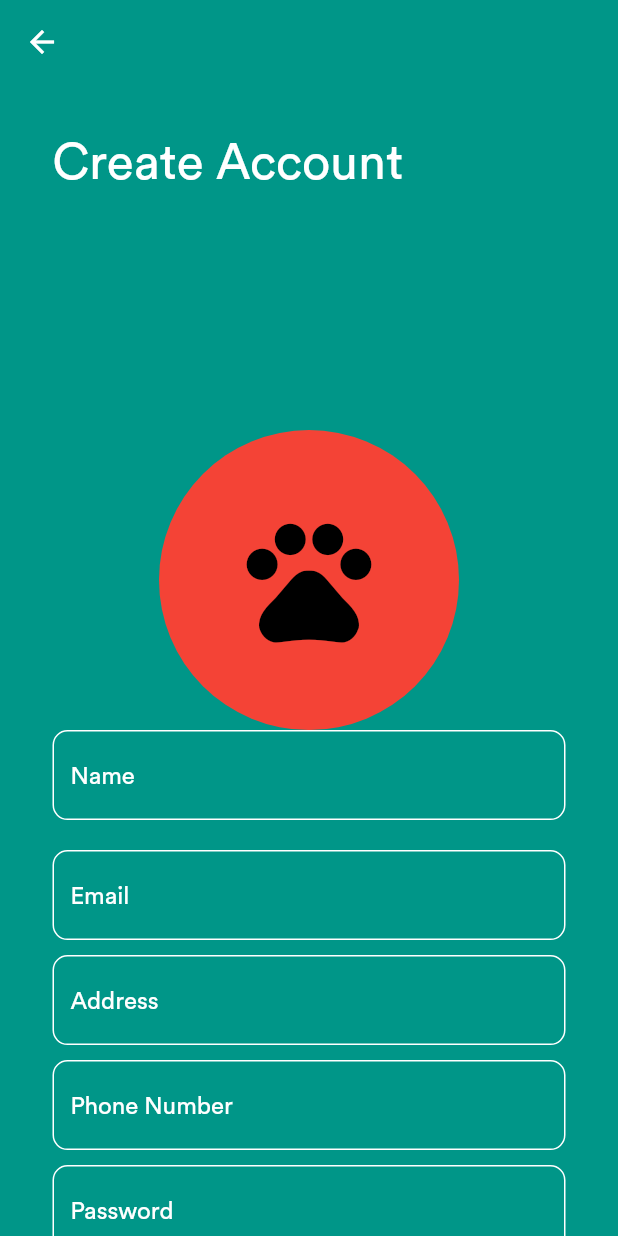
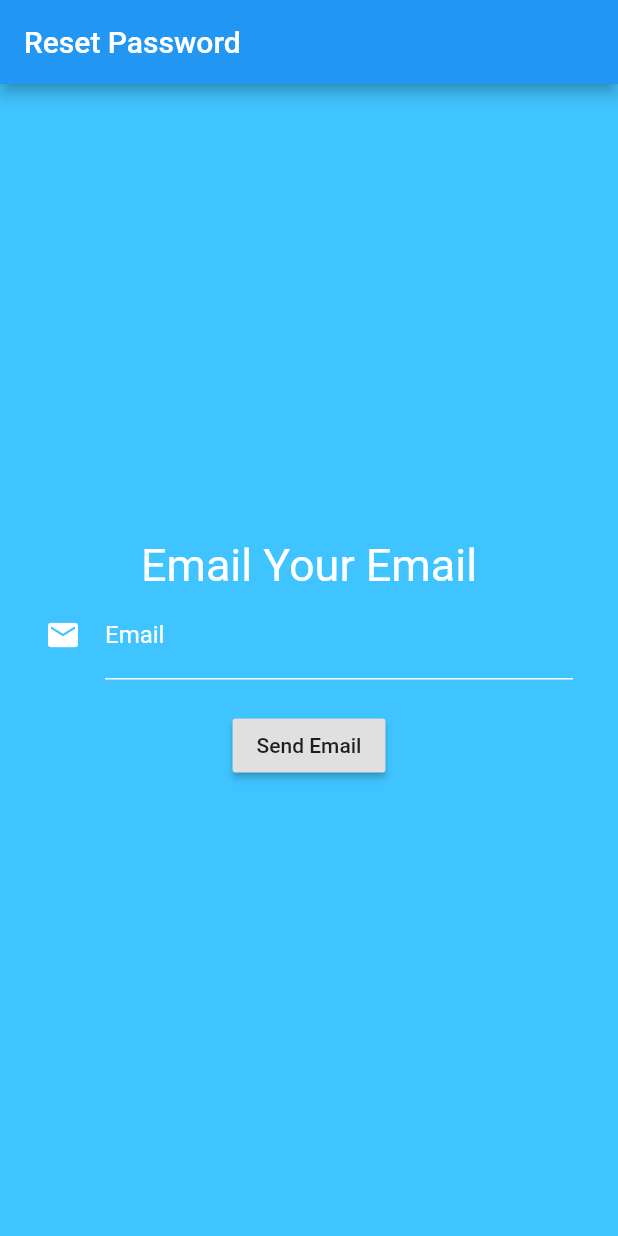
Before and after one commit to mhrznrosy/caninecare, a Flutter app: the screen it shows after launch, after a tap on "SKIP", after a tap on "Get Started", after a tap on "Forgot Password", on a phone screen of 412 x 824 dp. Run offline on Flutter 3.47's test engine with Material 2 defaults, Android fonts, the phone set to English and light mode, and no system bars; our stand-ins replace cloud_firestore, firebase_auth, firebase_core, font_awesome_flutter, shared_preferences; accounts and stored records are empty; network calls fail.

Commit message:
passsword reset done

```diff
--- a/lib/screens/forgetpassword.dart
+++ b/lib/screens/forgetpassword.dart
@@ -1,72 +1,111 @@
 
+import 'package:canine_care/screens/login.dart';
+import 'package:flutter/cupertino.dart';
 import 'package:flutter/material.dart';
 
-import 'dart:convert';
+import '../services/auth_service.dart';
+import '../services/auth_status.dart';
 
-import 'package:http/http.dart' as http;
-import 'package:shared_preferences/shared_preferences.dart';
+class ForgotPassword extends StatelessWidget {
 
-class AuthServices {
-  String _token;
-
-  Future<void> _authenticate(
-      String email, String password, String urlSegment) async {
-    SharedPreferences sharedPreferences = await SharedPreferences.getInstance();
-    final url =
-        'https://identitytoolkit..com/v1/accounts:$urlSegment?key='AIzaSyDqFxpcqf8JLDqNpx_5n_4bVG8NSDG5P20
-    ';
-    final response = await http.post(
-      url,
-      body: json.encode(
-        {
-          'email': email,
-          'password': password,
-          'returnSecureToken': true,
-        },
+  @override
+  Widget build(BuildContext context) {
+    return MaterialApp(
+      title: "Reset Password",
+      home: Scaffold(
+        appBar: AppBar(title:  Text("Reset Password")),
+        body: const MyStatefulWidget(),
       ),
     );
-    final responseData = json.decode(response.body);
-    print(responseData);
-    _token = responseData['idToken'];
-    print('************************' + _token.toString());
-    try {
-      if (urlSegment == "signUp") {
-        sharedPreferences.setString("token", _token.toString());
-      }
-    } catch (e) {
-      print(e);
-    }
-    print("true");
-  }
-
-  Future<void> signUp(String email, String password) async {
-    return _authenticate(email, password, 'signUp');
-  }
-
-  Future<void> login(String email, String password) async {
-    return _authenticate(email, password, 'signInWithPassword');
-  }
-
-  Future<void> changePassword(String newPassword) async {
-    SharedPreferences sharedPreferences = await SharedPreferences.getInstance();
-    print(newPassword);
-    _token = sharedPreferences.getString("token");
-    final url =
-        'https://identitytoolkit.googleapis.com/v1/accounts:update?key='AIzaSyDqFxpcqf8JLDqNpx_5n_4bVG8NSDG5P20
-    ';
-    try {
-      await http.post(
-        url,
-        body: json.encode(
-          {
-            'idToken': _token,
-            'password': newPassword,
-            'returnSecureToken': true,
-          },
-        ),
-      );
-    } catch (error) {
-      throw error;
-    }
   }
 }
+
+class MyStatefulWidget extends StatefulWidget {
+  const MyStatefulWidget({Key? key}) : super(key: key);
+
+  @override
+  State<MyStatefulWidget> createState() => _MyStatefulWidgetState();
+}
+
+class _MyStatefulWidgetState extends State<MyStatefulWidget> {
+
+  final _key = GlobalKey<FormState>();
+  final _emailController = TextEditingController();
+  final _authService = AuthenticationService();
+  var email = '';
+  //disposing all text controllers
+
+
+  @override
+  Widget build(BuildContext context) {
+    return Scaffold(
+      backgroundColor: Colors.lightBlueAccent,
+      body: Form(
+        key: _key,
+        child: Padding(
+          padding: EdgeInsets.symmetric(horizontal: 30.0),
+          child: Column(
+            mainAxisAlignment: MainAxisAlignment.center,
+            children: [
+              Text(
+                'Email Your Email',
+                style: TextStyle(fontSize: 30, color: Colors.white),
+              ),
+              TextField(
+                controller: _emailController,
+                style: TextStyle(color: Colors.white),
+                keyboardType: TextInputType.emailAddress,
+                // ignore: missing_return
+                decoration: InputDecoration(
+                  labelText: 'Email',
+                  icon: Icon(
+                    Icons.mail,
+                    color: Colors.white,
+                  ),
+                  errorStyle: TextStyle(color: Colors.white),
+                  labelStyle: TextStyle(color: Colors.white),
+                  hintStyle: TextStyle(color: Colors.white),
+                  focusedBorder: UnderlineInputBorder(
+                    borderSide: BorderSide(color: Colors.white),
+                  ),
+                  enabledBorder: UnderlineInputBorder(
+                    borderSide: BorderSide(color: Colors.white),
+                  ),
+                  errorBorder: UnderlineInputBorder(
+                    borderSide: BorderSide(color: Colors.white),
+                  ),
+                ),
+              ),
+              SizedBox(height: 20),
+              RaisedButton(
+                child: Text('Send Email'),
+                onPressed: () async {
+                  final _status = await _authService.resetPassword(
+                      email: _emailController.text.trim());
+
+                  if (_status == AuthStatus.successful) {
+                    Navigator.pushNamed(context, 'login');
+                  } else {
+                    final error = AuthExceptionHandler.generateErrorMessage(_status);
+                    var snackBar = SnackBar(
+                      content: Text(error),
+                    );
+
+// Find the ScaffoldMessenger in the widget tree
+// and use it to show a SnackBar.
+                    ScaffoldMessenger.of(context).showSnackBar(snackBar);
+                  }
+
+                },
+              ),
+              /*FlatButton(
+                child: Text('Sign In'),
+                onPressed: () {},
+              )*/
+            ],
+          ),
+        ),
+      ),
+    );
+  }
+}
--- a/lib/screens/login.dart
+++ b/lib/screens/login.dart
@@ -1,3 +1,4 @@
+import 'package:canine_care/screens/forgetpassword.dart';
 import 'package:canine_care/screens/register.dart';
 import 'package:flutter/material.dart';
 import 'package:canine_care/screens/home_screen.dart';
@@ -154,7 +155,7 @@ class _MyLoginState extends State<MyLogin> {
                                   onPressed: () {
                                     Navigator.push(
                                         context,
-                                        MaterialPageRoute(builder: (context) =>  MyRegister()),
+                                        MaterialPageRoute(builder: (context) =>  ForgotPassword()),
                                     );
                                   },
                                   child: Text(
--- /dev/null
+++ b/lib/services/auth_service.dart
@@ -0,0 +1,16 @@
+import 'package:firebase_auth/firebase_auth.dart';
+
+import 'auth_status.dart';
+
+class AuthenticationService {
+  final _auth = FirebaseAuth.instance;
+  var _status ;
+
+  Future<AuthStatus> resetPassword({required String email}) async {
+    _status = await _auth
+        .sendPasswordResetEmail(email: email)
+        .then((value) =>  _status = AuthStatus.successful)
+        .catchError((e) => _status = AuthExceptionHandler.handleAuthException(e));
+    return _status;
+  }
+}
--- /dev/null
+++ b/lib/services/auth_status.dart
@@ -0,0 +1,61 @@
+import 'package:firebase_auth/firebase_auth.dart';
+
+enum AuthStatus {
+  successful,
+  wrongPassword,
+  emailAlreadyExists,
+  invalidEmail,
+  weakPassword,
+  userNotFound,
+  unknown,
+}
+
+class AuthExceptionHandler {
+  static handleAuthException(FirebaseAuthException e) {
+    AuthStatus status;
+    switch (e.code) {
+      case "invalid-email":
+        status = AuthStatus.invalidEmail;
+        break;
+      case "wrong-password":
+        status = AuthStatus.wrongPassword;
+        break;
+      case "weak-password":
+        status = AuthStatus.weakPassword;
+        break;
+      case "email-already-in-use":
+        status = AuthStatus.emailAlreadyExists;
+        break;
+      case "user-not-found":
+        status = AuthStatus.userNotFound;
+        break;
+      default:
+        status = AuthStatus.unknown;
+    }
+    return status;
+  }
+  static String generateErrorMessage(error) {
+    String errorMessage;
+    switch (error) {
+      case AuthStatus.invalidEmail:
+        errorMessage = "Your email address appears to be malformed.";
+        break;
+      case AuthStatus.weakPassword:
+        errorMessage = "Your password should be at least 6 characters.";
+        break;
+      case AuthStatus.wrongPassword:
+        errorMessage = "Your email or password is wrong.";
+        break;
+      case AuthStatus.emailAlreadyExists:
+        errorMessage =
+        "The email address is already in use by another account.";
+        break;
+      case AuthStatus.userNotFound:
+        errorMessage = "This user doesnot exists. It might be removed or deleted";
+        break;
+      default:
+        errorMessage = "An error occured. Please try again later.";
+    }
+    return errorMessage;
+  }
+}
--- a/pubspec.yaml
+++ b/pubspec.yaml
@@ -36,6 +36,7 @@ dependencies:
   cupertino_icons: ^1.0.2
   font_awesome_flutter: ^9.0.0
   shared_preferences: ^2.0.15
+  http: ^0.13.5
 
 
 
```
Also changed, not shown: pubspec.lock, 1 other file.
